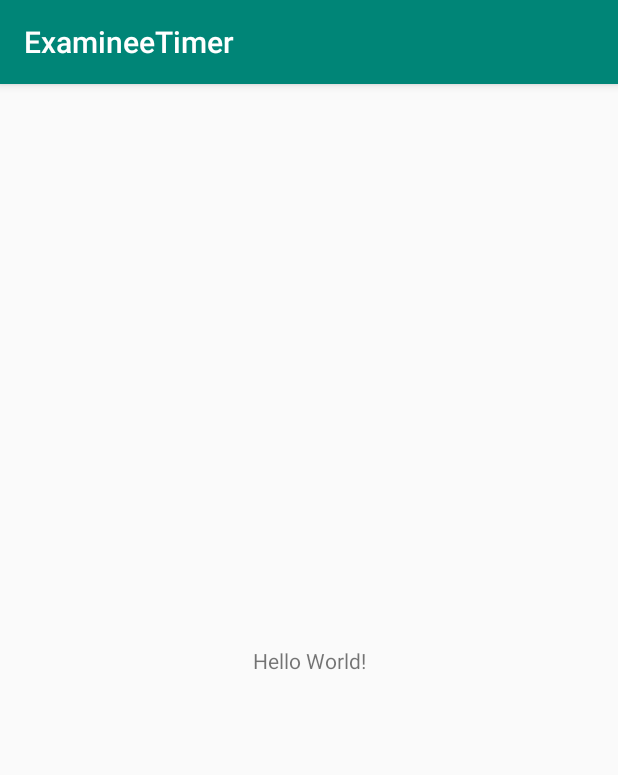
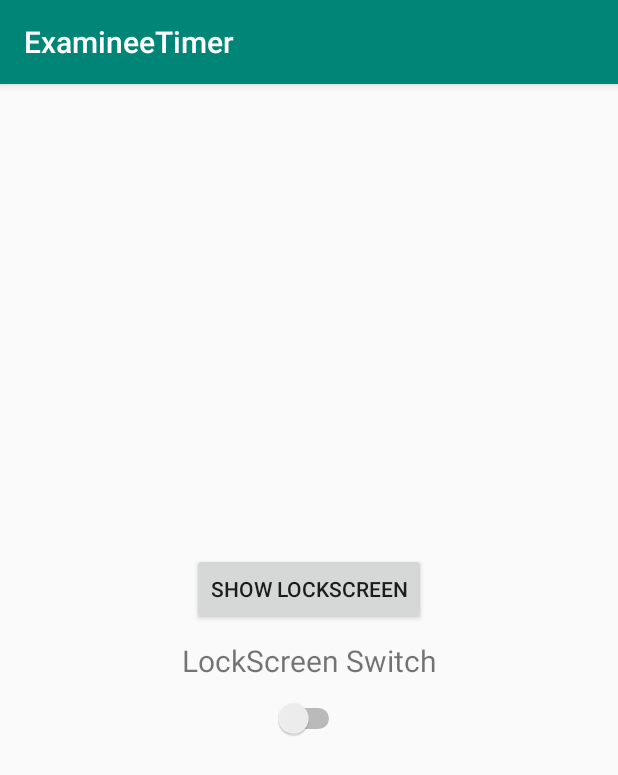
Before and after one commit to Voo-Up/GenuineTimer, an Android app: the screen it shows after launch (MainActivity), on a phone screen of 412 x 824 dp. Shown: the top 775 px of the screen. Run offline under Robolectric (Android 15) with nearby library versions, the phone set to English and light mode, and no system bars.

Commit message:
잠금화면 와꾸 까지만
어떤 버튼 누르면 잠금화면보다 더 상단에 뜨는 Activity를 만들어 낼 수 있음.

키도 잠글 수 있는 것 같은데.. 아직 하단에 뒤로가기 버튼을 없애지는 않았음.

타이머도 아직

```diff
--- a/AndroidProject/ExamineeTimer/app/src/main/AndroidManifest.xml
+++ b/AndroidProject/ExamineeTimer/app/src/main/AndroidManifest.xml
@@ -16,6 +16,7 @@
                 <category android:name="android.intent.category.LAUNCHER" />
             </intent-filter>
         </activity>
+        <activity android:name=".LockscreenActivity"></activity>
     </application>
 
 </manifest>
--- a/AndroidProject/ExamineeTimer/app/src/main/java/com/example/examineetimer/MainActivity.java
+++ b/AndroidProject/ExamineeTimer/app/src/main/java/com/example/examineetimer/MainActivity.java
@@ -2,13 +2,26 @@ package com.example.examineetimer;
 
 import androidx.appcompat.app.AppCompatActivity;
 
+import android.content.Context;
+import android.content.Intent;
 import android.os.Bundle;
+import android.view.View;
+import android.widget.Button;
 
 public class MainActivity extends AppCompatActivity {
-
+    private Context mContext = this;
     @Override
     protected void onCreate(Bundle savedInstanceState) {
         super.onCreate(savedInstanceState);
         setContentView(R.layout.activity_main);
+
+        Button btnOpenLockscreen = (Button)findViewById(R.id.btn_open_lockscreen);
+        btnOpenLockscreen.setOnClickListener(new View.OnClickListener() {
+            @Override
+            public void onClick(View v) {
+                Intent intent = new Intent(mContext, LockscreenActivity.class);
+                startActivity(intent);
+            }
+        });
     }
 }
--- a/AndroidProject/ExamineeTimer/app/src/main/res/layout/activity_main.xml
+++ b/AndroidProject/ExamineeTimer/app/src/main/res/layout/activity_main.xml
@@ -6,13 +6,34 @@
     android:layout_height="match_parent"
     tools:context=".MainActivity">
 
-    <TextView
+    <Button
+        android:id="@+id/btn_open_lockscreen"
         android:layout_width="wrap_content"
         android:layout_height="wrap_content"
-        android:text="Hello World!"
+        android:layout_marginBottom="10dp"
+        android:text="@string/showLockScreenText"
+        app:layout_constraintBottom_toTopOf="@+id/lockScreenSwitchText"
+        app:layout_constraintEnd_toEndOf="parent"
+        app:layout_constraintStart_toStartOf="parent" />
+
+    <TextView
+        android:id="@+id/lockScreenSwitchText"
+        android:layout_width="wrap_content"
+        android:layout_height="wrap_content"
+        android:textSize="@dimen/lc_switch_textsize"
+        android:text="@string/lockScreenSwitchText"
         app:layout_constraintBottom_toBottomOf="parent"
-        app:layout_constraintLeft_toLeftOf="parent"
-        app:layout_constraintRight_toRightOf="parent"
+        app:layout_constraintEnd_toEndOf="parent"
+        app:layout_constraintStart_toStartOf="parent"
         app:layout_constraintTop_toTopOf="parent" />
 
+    <Switch
+        android:id="@+id/lockScreeSwitch"
+        android:layout_width="wrap_content"
+        android:layout_height="wrap_content"
+        android:padding="15dp"
+        app:layout_constraintEnd_toEndOf="parent"
+        app:layout_constraintStart_toStartOf="parent"
+        app:layout_constraintTop_toBottomOf="@+id/lockScreenSwitchText" />
+
 </androidx.constraintlayout.widget.ConstraintLayout>
--- a/AndroidProject/ExamineeTimer/app/src/main/res/values/colors.xml
+++ b/AndroidProject/ExamineeTimer/app/src/main/res/values/colors.xml
@@ -3,4 +3,8 @@
     <color name="colorPrimary">#008577</color>
     <color name="colorPrimaryDark">#00574B</color>
     <color name="colorAccent">#D81B60</color>
+    <color name="whiteColor">#ffffff</color>
+    <color name="lockscreenBackground">#ffffff</color>
+    <color name="lockscreenForground">#40000000</color>
+    <color name="transparent">#00000000</color>
 </resources>
--- /dev/null
+++ b/AndroidProject/ExamineeTimer/app/src/main/res/values/dimens.xml
@@ -0,0 +1,4 @@
+<?xml version="1.0" encoding="utf-8"?>
+<resources>
+    <dimen name="lc_switch_textsize">20sp</dimen>
+</resources>
--- a/AndroidProject/ExamineeTimer/app/src/main/res/values/strings.xml
+++ b/AndroidProject/ExamineeTimer/app/src/main/res/values/strings.xml
@@ -1,3 +1,10 @@
 <resources>
     <string name="app_name">ExamineeTimer</string>
+    <string name="lockScreenSwitchText">LockScreen Switch</string>
+    <string name="lockscrenOn">LockScreen Turn On</string>
+    <string name="lockscrenOff">LockScreen Turn Off</string>
+    <string name="showLockScreenText">Show LockScreen</string>
+    <string name="unlock">UnLock</string>
+    <string name="lockScreenText">LockScreen</string>
+    <string name="lockScreenSwipeText"><![CDATA[slide to unlock >>]]></string>
 </resources>
```
Also changed, not shown: AndroidProject/ExamineeTimer/app/build.gradle (+8 -4 lines), AndroidProject/ExamineeTimer/app/src/main/java/com/example/examineetimer/LockscreenActivity.java (added, +19 -0 lines), AndroidProject/ExamineeTimer/app/src/main/res/drawable/bg_lockscreen_swipe.xml (added, +12 -0 lines), AndroidProject/ExamineeTimer/app/src/main/res/layout/activity_lockscreen.xml (added, +68 -0 lines), AndroidProject/ExamineeTimer/app/src/main/res/layout/view_locker.xml (added, +32 -0 lines), AndroidProject/ExamineeTimer/app/src/main/res/drawable/ic_lock_circle.png (added), AndroidProject/ExamineeTimer/app/src/main/res/drawable/ic_locked.png (added), AndroidProject/ExamineeTimer/app/src/main/res/drawable/ic_unlocked.png (added), AndroidProject/ExamineeTimer/app/src/main/res/drawable/lock_background.png (added).
